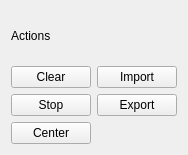
Before: the Qt Designer form src/bsdd_gui/module/graph_view_widget/qt/Buttons.ui in c-mellueh/bSDD-Toolkit, drawn with Qt 5.
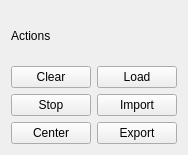
After: the same form once the commit is applied.

Commit message: rename import to load

Diff of the .ui file:
```diff
--- a/src/bsdd_gui/module/graph_view_widget/qt/Buttons.ui
+++ b/src/bsdd_gui/module/graph_view_widget/qt/Buttons.ui
@@ -14,13 +14,6 @@
    <string>Form</string>
   </property>
   <layout class="QGridLayout" name="gridLayout">
-   <item row="1" column="1">
-    <widget class="QPushButton" name="bt_import">
-     <property name="text">
-      <string>Import</string>
-     </property>
-    </widget>
-   </item>
    <item row="2" column="0">
     <widget class="QPushButton" name="bt_start_stop">
      <property name="text">
@@ -28,13 +21,6 @@
      </property>
     </widget>
    </item>
-   <item row="2" column="1">
-    <widget class="QPushButton" name="bt_export">
-     <property name="text">
-      <string>Export</string>
-     </property>
-    </widget>
-   </item>
    <item row="1" column="0">
     <widget class="QPushButton" name="bt_clear">
      <property name="text">
@@ -42,13 +28,6 @@
      </property>
     </widget>
    </item>
-   <item row="0" column="0">
-    <widget class="QLabel" name="titleLabel">
-     <property name="text">
-      <string>Actions</string>
-     </property>
-    </widget>
-   </item>
    <item row="3" column="0">
     <widget class="QPushButton" name="bt_center">
      <property name="text">
@@ -56,6 +35,34 @@
      </property>
     </widget>
    </item>
+   <item row="1" column="1">
+    <widget class="QPushButton" name="bt_load">
+     <property name="text">
+      <string>Load</string>
+     </property>
+    </widget>
+   </item>
+   <item row="0" column="0">
+    <widget class="QLabel" name="titleLabel">
+     <property name="text">
+      <string>Actions</string>
+     </property>
+    </widget>
+   </item>
+   <item row="2" column="1">
+    <widget class="QPushButton" name="bt_import">
+     <property name="text">
+      <string>Import</string>
+     </property>
+    </widget>
+   </item>
+   <item row="3" column="1">
+    <widget class="QPushButton" name="bt_export">
+     <property name="text">
+      <string>Export</string>
+     </property>
+    </widget>
+   </item>
   </layout>
  </widget>
  <resources/>
```
The commit also changes 3 other files.
